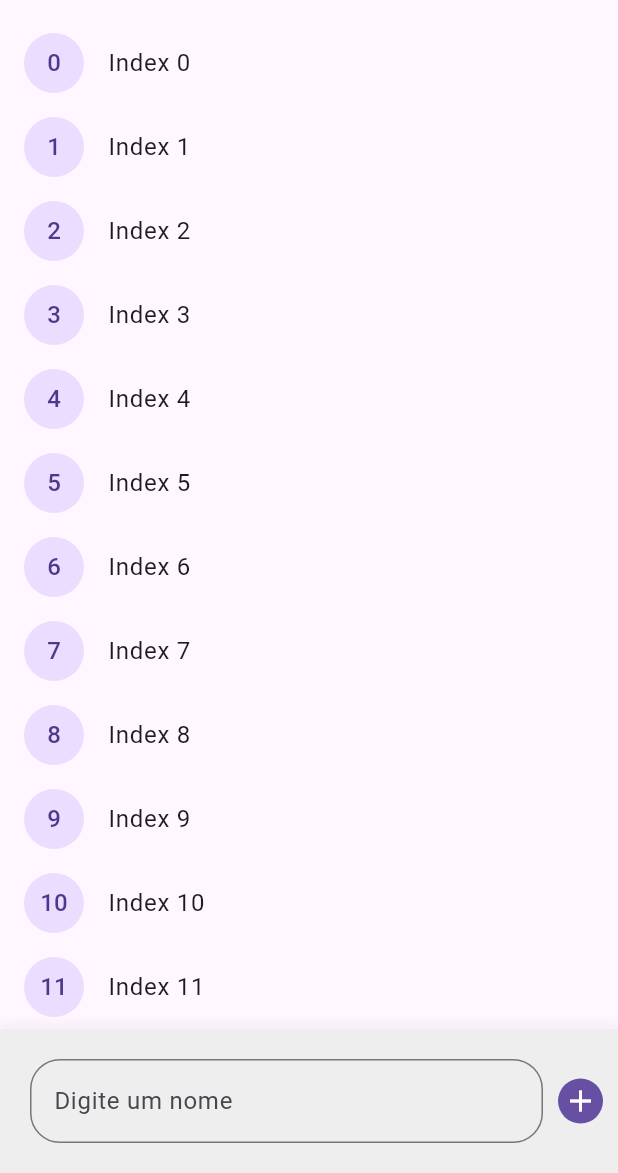
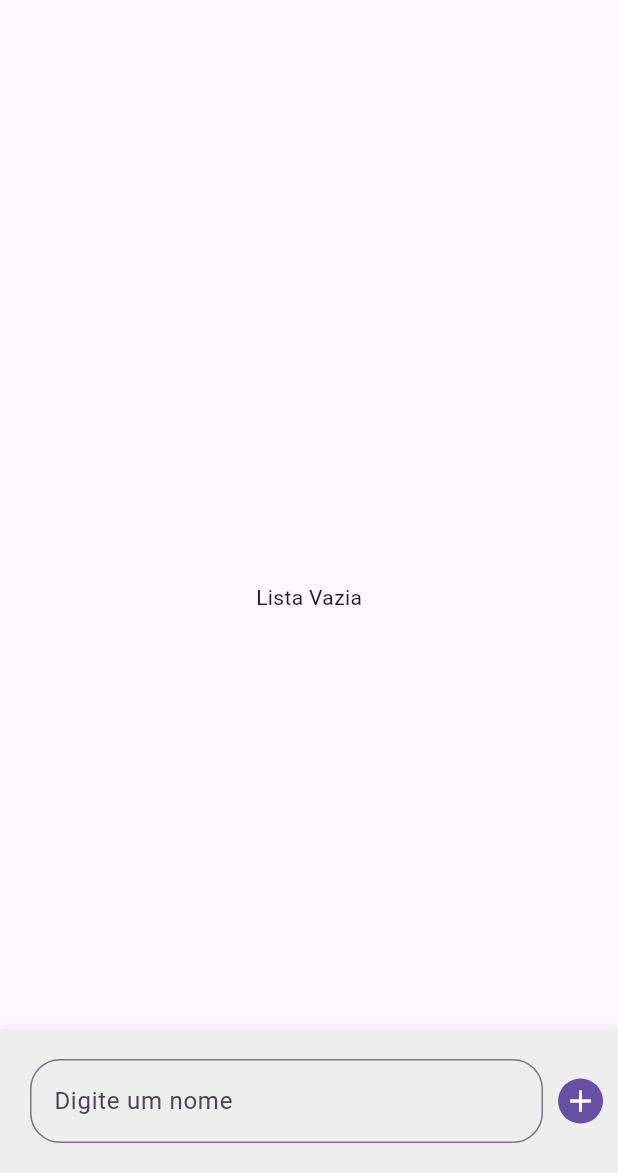
Before and after one commit to jmalvino/change_notifier, a Flutter app: the screen it shows after launch, on a phone screen of 412 x 824 dp, the part 63-1236 px from its top. Run offline on Flutter 3.47's test engine with Material 3 defaults, Android fonts, the phone set to English and light mode, and no system bars.

```diff
--- /dev/null
+++ b/lib/app/pages/home_page/home_controller.dart
@@ -0,0 +1,17 @@
+
+import 'package:flutter/material.dart';
+
+class HomeController extends ChangeNotifier {
+
+  final List<String> _names = [];
+
+  List<String> get names => _names;
+
+
+  void addName({required name}){
+    _names.add(name);
+    notifyListeners();
+  }
+
+
+}
--- a/lib/app/pages/home_page/home_page.dart
+++ b/lib/app/pages/home_page/home_page.dart
@@ -1,15 +1,25 @@
+import 'package:change_notifier/app/pages/home_page/home_controller.dart';
 import 'package:flutter/material.dart';
 
 class HomePage extends StatefulWidget {
   const HomePage({Key? key}) : super(key: key);
-
 
   @override
   State<HomePage> createState() => _HomePageState();
 }
 
 class _HomePageState extends State<HomePage> {
-  TextEditingController _nameController = TextEditingController();
+  final TextEditingController _nameController = TextEditingController();
+  final HomeController _homeController = HomeController();
+
+  @override
+  void initState() {
+    // TODO: implement initState
+    super.initState();
+    _homeController.addListener(() {
+      setState(() {});
+    });
+  }
 
   @override
   Widget build(BuildContext context) {
@@ -19,19 +29,23 @@ class _HomePageState extends State<HomePage> {
       ),
       body: Stack(
         children: [
-          ListView.builder(
+          _homeController.names.isEmpty
+              ? const Center(
+                  child: Text('Lista Vazia'),
+                )
+              : ListView.builder(
                   padding: const EdgeInsets.only(bottom: 145),
-            itemCount: 20,
+                  itemCount: _homeController.names.length,
                   itemBuilder: (_, index) => ListTile(
                     leading: CircleAvatar(
                       child: Center(
                         child: Text(
-                    index.toString(),
+                          _homeController.names[index][0],
                         ),
                       ),
                     ),
                     title: Text(
-                'Index $index',
+                      _homeController.names[index],
                     ),
                   ),
                 ),
@@ -62,7 +76,7 @@ class _HomePageState extends State<HomePage> {
                           decoration: InputDecoration(
                             hintText: 'Digite um nome',
                             border: OutlineInputBorder(
-                              borderRadius:  BorderRadius.circular(20),
+                              borderRadius: BorderRadius.circular(20),
                               borderSide: const BorderSide(width: 2),
                             ),
                           ),
@@ -70,9 +84,10 @@ class _HomePageState extends State<HomePage> {
                       ),
                     ),
                     SizedBox(
-                      width:30,
+                      width: 30,
                       child: GestureDetector(
-                        onTap: (){
+                        onTap: () {
+                          _homeController.addName(name: _nameController.text);
                           _nameController.clear();
                         },
                         child: CircleAvatar(
```
Lines whose indentation alone changed are shown as unchanged.
